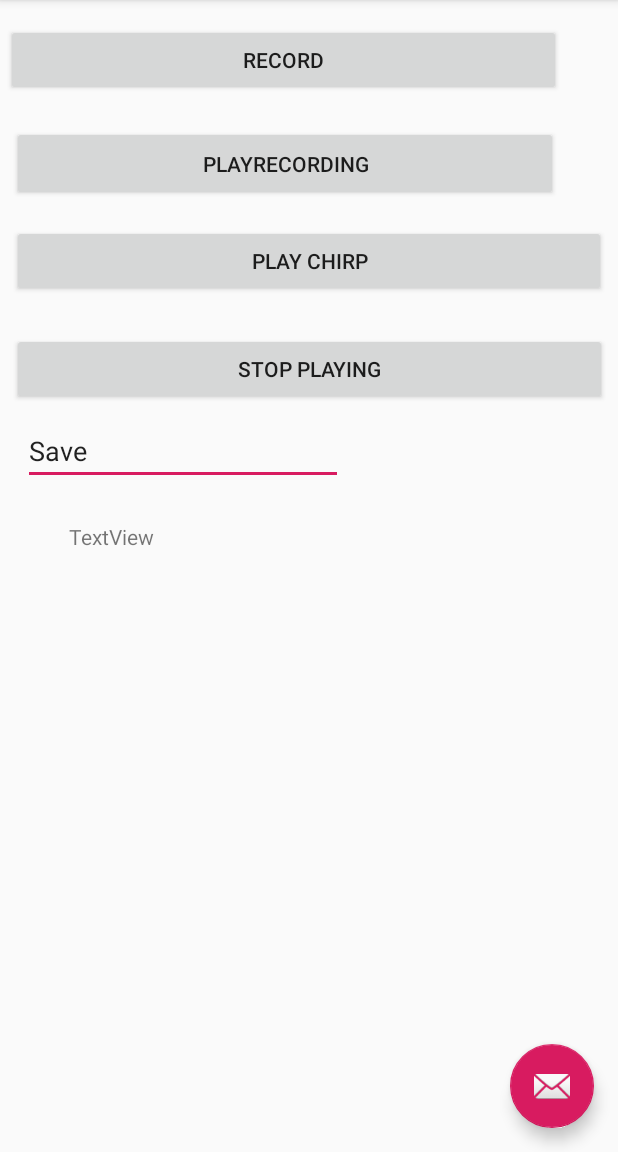
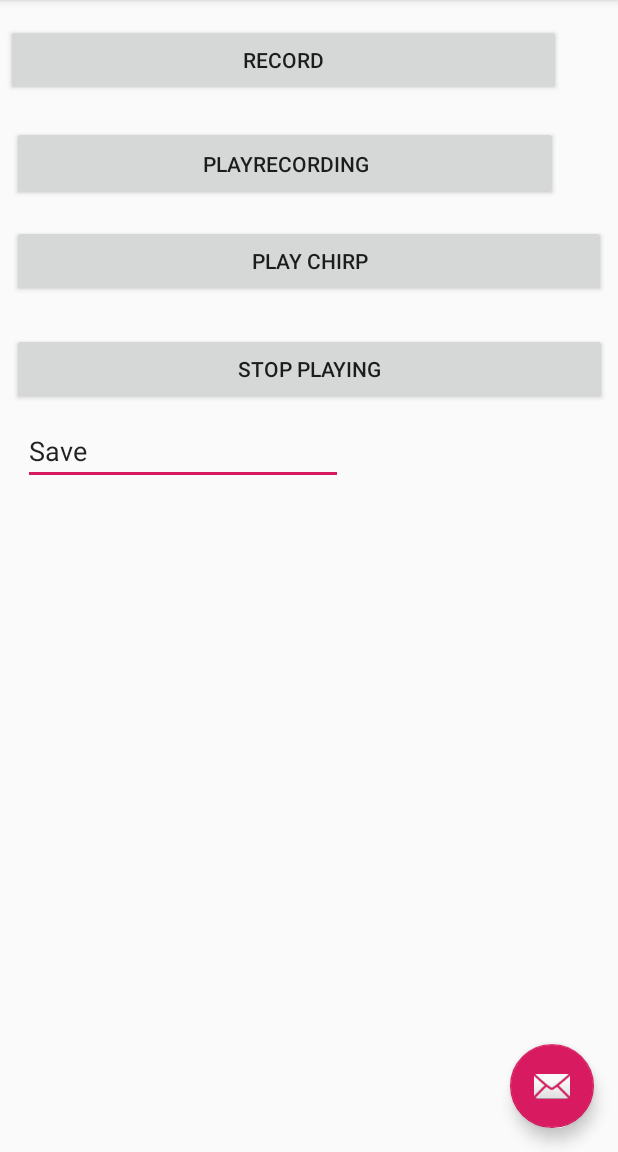
Before and after one commit to accounted/PostureRecognition, an Android app: the screen it shows after launch (MainActivity), on a phone screen of 412 x 824 dp, the part 84-1236 px from its top. Run offline under Robolectric (Android 15) with nearby library versions, the phone set to English and light mode, and no system bars.

Commit message:
String bug fixes

```diff
--- a/GestureRecognition/app/src/main/res/layout/activity_main.xml
+++ b/GestureRecognition/app/src/main/res/layout/activity_main.xml
@@ -38,12 +38,5 @@
             app:layout_constraintBottom_toBottomOf="parent" android:layout_marginEnd="16dp"
             android:layout_marginRight="16dp" android:layout_marginBottom="16dp"
             app:layout_constraintEnd_toEndOf="parent"/>
-    <TextView
-            android:text="TextView"
-            android:layout_width="242dp"
-            android:layout_height="70dp"
-            android:id="@+id/wavveform" android:layout_marginTop="404dp"
-            app:layout_constraintTop_toTopOf="parent" app:layout_constraintEnd_toEndOf="parent"
-            android:layout_marginEnd="124dp" android:layout_marginRight="124dp"/>
 
 </android.support.constraint.ConstraintLayout>
```
Also changed, not shown: GestureRecognition/app/src/main/java/com/example/aashishravindran/gesturerecognition/MainActivity.kt (+2 -6 lines), 1 other file.
